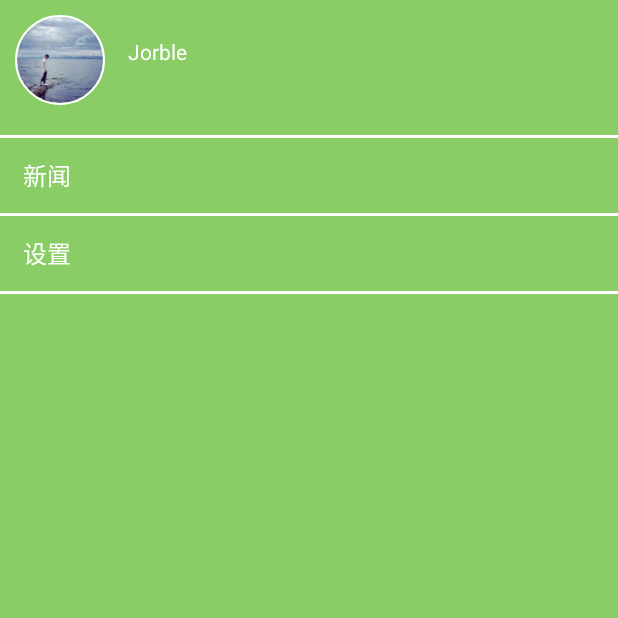
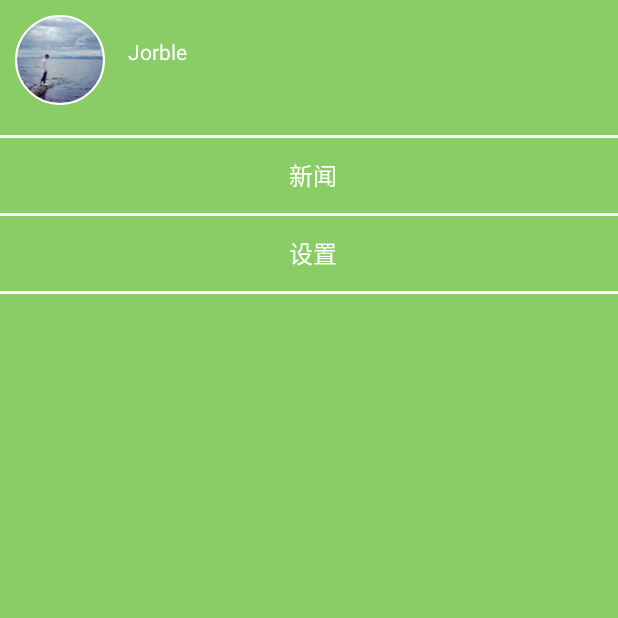
Before and after one commit to Jorble/xxmaster, an Android app: the fragment LeftFragment shown on its own in the app's theme, on a phone screen of 412 x 824 dp, the top half of it. Run offline under Robolectric (Android 15) with nearby library versions, the phone set to English and light mode, and no system bars; our stand-ins replace CircleImageView; pictures from the network do not load.

Commit message:
上传menu

```diff
--- a/app/src/main/res/layout/layout_menu.xml
+++ b/app/src/main/res/layout/layout_menu.xml
@@ -47,7 +47,7 @@
         android:layout_height="50.0dip"
         android:clickable="true"
         android:drawablePadding="1.0dip"
-        android:gravity="center_vertical"
+        android:gravity="center"
         android:paddingLeft="15.0dip"
         android:paddingRight="10.0dip"
         android:text="@string/item_news"
@@ -66,7 +66,7 @@
         android:layout_height="50.0dip"
         android:clickable="true"
         android:drawablePadding="1.0dip"
-        android:gravity="center_vertical"
+        android:gravity="center"
         android:paddingLeft="15.0dip"
         android:paddingRight="10.0dip"
         android:text="@string/item_setting"
```
